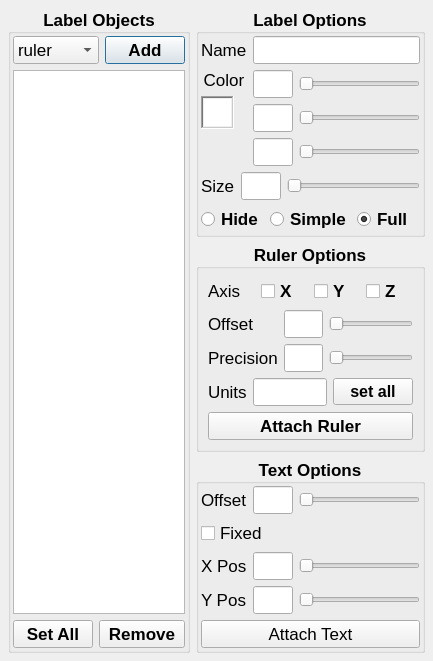
Qt form src/qt_gui/ui/labelDialog.ui (fredwbacon/OpenVSP) before a commit.
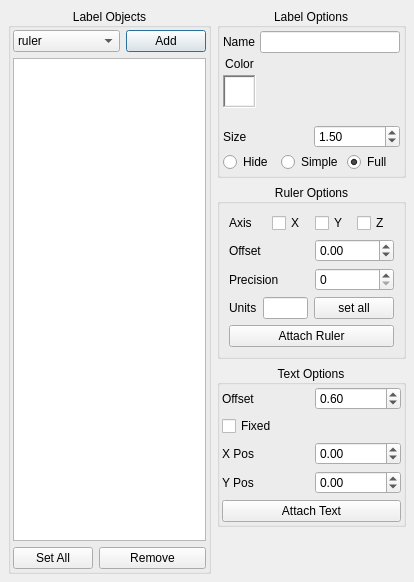
The same form after that commit. Custom widgets are drawn as their Qt base class.

The edit to the form file:
```diff
--- a/src/qt_gui/ui/labelDialog.ui
+++ b/src/qt_gui/ui/labelDialog.ui
@@ -6,8 +6,8 @@
    <rect>
     <x>0</x>
     <y>0</y>
-    <width>433</width>
-    <height>654</height>
+    <width>414</width>
+    <height>582</height>
    </rect>
   </property>
   <property name="windowTitle">
@@ -27,17 +27,10 @@
     <number>8</number>
    </property>
    <property name="horizontalSpacing">
-    <number>-1</number>
+    <number>6</number>
    </property>
    <item row="0" column="0" rowspan="4">
     <widget class="QGroupBox" name="gbLabels">
-     <property name="font">
-      <font>
-       <pointsize>13</pointsize>
-       <weight>75</weight>
-       <bold>true</bold>
-      </font>
-     </property>
      <property name="title">
       <string>Label Objects</string>
      </property>
@@ -107,287 +100,8 @@
      </layout>
     </widget>
    </item>
-   <item row="0" column="1">
-    <widget class="QGroupBox" name="commonOptions">
-     <property name="font">
-      <font>
-       <pointsize>13</pointsize>
-       <weight>75</weight>
-       <bold>true</bold>
-      </font>
-     </property>
-     <property name="title">
-      <string>Label Options</string>
-     </property>
-     <property name="alignment">
-      <set>Qt::AlignCenter</set>
-     </property>
-     <layout class="QGridLayout" name="gridLayout_2">
-      <property name="leftMargin">
-       <number>2</number>
-      </property>
-      <property name="topMargin">
-       <number>2</number>
-      </property>
-      <property name="rightMargin">
-       <number>2</number>
-      </property>
-      <property name="bottomMargin">
-       <number>2</number>
-      </property>
-      <item row="0" column="0">
-       <widget class="QLabel" name="label_3">
-        <property name="font">
-         <font>
-          <weight>50</weight>
-          <bold>false</bold>
-         </font>
-        </property>
-        <property name="text">
-         <string>Name</string>
-        </property>
-       </widget>
-      </item>
-      <item row="0" column="1">
-       <widget class="QLineEdit" name="nameInput"/>
-      </item>
-      <item row="1" column="0" rowspan="3">
-       <layout class="QVBoxLayout" name="verticalLayout">
-        <item>
-         <widget class="QLabel" name="label_4">
-          <property name="sizePolicy">
-           <sizepolicy hsizetype="Preferred" vsizetype="Maximum">
-            <horstretch>0</horstretch>
-            <verstretch>0</verstretch>
-           </sizepolicy>
-          </property>
-          <property name="font">
-           <font>
-            <weight>50</weight>
-            <bold>false</bold>
-           </font>
-          </property>
-          <property name="text">
-           <string>Color</string>
-          </property>
-          <property name="alignment">
-           <set>Qt::AlignCenter</set>
-          </property>
-         </widget>
-        </item>
-        <item>
-         <widget class="QFrame" name="colorBox">
-          <property name="sizePolicy">
-           <sizepolicy hsizetype="Preferred" vsizetype="Preferred">
-            <horstretch>0</horstretch>
-            <verstretch>0</verstretch>
-           </sizepolicy>
-          </property>
-          <property name="minimumSize">
-           <size>
-            <width>33</width>
-            <height>33</height>
-           </size>
-          </property>
-          <property name="maximumSize">
-           <size>
-            <width>33</width>
-            <height>33</height>
-           </size>
-          </property>
-          <property name="autoFillBackground">
-           <bool>true</bool>
-          </property>
-          <property name="frameShape">
-           <enum>QFrame::WinPanel</enum>
-          </property>
-          <property name="frameShadow">
-           <enum>QFrame::Sunken</enum>
-          </property>
-          <layout class="QVBoxLayout" name="verticalLayout_4">
-           <property name="spacing">
-            <number>0</number>
-           </property>
-           <property name="leftMargin">
-            <number>1</number>
-           </property>
-           <property name="topMargin">
-            <number>1</number>
-           </property>
-           <property name="rightMargin">
-            <number>1</number>
-           </property>
-           <property name="bottomMargin">
-            <number>1</number>
-           </property>
-           <item>
-            <widget class="QLabel" name="ColorPool">
-             <property name="autoFillBackground">
-              <bool>false</bool>
-             </property>
-             <property name="styleSheet">
-              <string notr="true">background-color: rgb(255,255,255)</string>
-             </property>
-             <property name="text">
-              <string notr="true"/>
-             </property>
-            </widget>
-           </item>
-          </layout>
-         </widget>
-        </item>
-        <item>
-         <spacer name="verticalSpacer_2">
-          <property name="orientation">
-           <enum>Qt::Vertical</enum>
-          </property>
-          <property name="sizeHint" stdset="0">
-           <size>
-            <width>32</width>
-            <height>13</height>
-           </size>
-          </property>
-         </spacer>
-        </item>
-       </layout>
-      </item>
-      <item row="1" column="1">
-       <layout class="QHBoxLayout" name="horizontalLayout">
-        <item>
-         <widget class="QLineEdit" name="redValue">
-          <property name="maximumSize">
-           <size>
-            <width>40</width>
-            <height>16777215</height>
-           </size>
-          </property>
-         </widget>
-        </item>
-        <item>
-         <widget class="QSlider" name="redSlider">
-          <property name="orientation">
-           <enum>Qt::Horizontal</enum>
-          </property>
-         </widget>
-        </item>
-       </layout>
-      </item>
-      <item row="2" column="1">
-       <layout class="QHBoxLayout" name="horizontalLayout_2">
-        <item>
-         <widget class="QLineEdit" name="greenValue">
-          <property name="maximumSize">
-           <size>
-            <width>40</width>
-            <height>16777215</height>
-           </size>
-          </property>
-         </widget>
-        </item>
-        <item>
-         <widget class="QSlider" name="greenSlider">
-          <property name="orientation">
-           <enum>Qt::Horizontal</enum>
-          </property>
-         </widget>
-        </item>
-       </layout>
-      </item>
-      <item row="3" column="1">
-       <layout class="QHBoxLayout" name="horizontalLayout_3">
-        <item>
-         <widget class="QLineEdit" name="blueValue">
-          <property name="maximumSize">
-           <size>
-            <width>40</width>
-            <height>16777215</height>
-           </size>
-          </property>
-         </widget>
-        </item>
-        <item>
-         <widget class="QSlider" name="blueSlider">
-          <property name="orientation">
-           <enum>Qt::Horizontal</enum>
-          </property>
-         </widget>
-        </item>
-       </layout>
-      </item>
-      <item row="4" column="0" colspan="2">
-       <layout class="QHBoxLayout" name="horizontalLayout_4">
-        <item>
-         <widget class="QLabel" name="label_5">
-          <property name="font">
-           <font>
-            <weight>50</weight>
-            <bold>false</bold>
-           </font>
-          </property>
-          <property name="text">
-           <string>Size</string>
-          </property>
-         </widget>
-        </item>
-        <item>
-         <widget class="QLineEdit" name="textSizeValue">
-          <property name="maximumSize">
-           <size>
-            <width>40</width>
-            <height>16777215</height>
-           </size>
-          </property>
-         </widget>
-        </item>
-        <item>
-         <widget class="QSlider" name="textSizeSlider">
-          <property name="orientation">
-           <enum>Qt::Horizontal</enum>
-          </property>
-         </widget>
-        </item>
-       </layout>
-      </item>
-      <item row="5" column="0" colspan="2">
-       <layout class="QHBoxLayout" name="horizontalLayout_5">
-        <item>
-         <widget class="QRadioButton" name="hideButton">
-          <property name="text">
-           <string>Hide</string>
-          </property>
-         </widget>
-        </item>
-        <item>
-         <widget class="QRadioButton" name="showButton">
-          <property name="text">
-           <string>Simple</string>
-          </property>
-         </widget>
-        </item>
-        <item>
-         <widget class="QRadioButton" name="highlightButton">
-          <property name="text">
-           <string>Full</string>
-          </property>
-          <property name="checked">
-           <bool>true</bool>
-          </property>
-         </widget>
-        </item>
-       </layout>
-      </item>
-     </layout>
-    </widget>
-   </item>
    <item row="1" column="1">
     <widget class="QGroupBox" name="rulerOptions">
-     <property name="font">
-      <font>
-       <pointsize>13</pointsize>
-       <weight>75</weight>
-       <bold>true</bold>
-      </font>
-     </property>
      <property name="title">
       <string>Ruler Options</string>
      </property>
@@ -448,23 +162,6 @@
           </property>
          </widget>
         </item>
-        <item row="0" column="1">
-         <widget class="QLineEdit" name="rulerOffsetValue">
-          <property name="maximumSize">
-           <size>
-            <width>40</width>
-            <height>16777215</height>
-           </size>
-          </property>
-         </widget>
-        </item>
-        <item row="0" column="2">
-         <widget class="QSlider" name="rulerOffsetSlider">
-          <property name="orientation">
-           <enum>Qt::Horizontal</enum>
-          </property>
-         </widget>
-        </item>
         <item row="1" column="0">
          <widget class="QLabel" name="label_13">
           <property name="font">
@@ -479,19 +176,22 @@
          </widget>
         </item>
         <item row="1" column="1">
-         <widget class="QLineEdit" name="precisionValue">
-          <property name="maximumSize">
-           <size>
-            <width>40</width>
-            <height>16777215</height>
-           </size>
+         <widget class="QSpinBox" name="rulerPrecision">
+          <property name="maximum">
+           <number>8</number>
           </property>
          </widget>
         </item>
-        <item row="1" column="2">
-         <widget class="QSlider" name="precisionSlider">
-          <property name="orientation">
-           <enum>Qt::Horizontal</enum>
+        <item row="0" column="1">
+         <widget class="QDoubleSpinBox" name="rulerOffset">
+          <property name="minimum">
+           <double>-1.000000000000000</double>
+          </property>
+          <property name="maximum">
+           <double>1.000000000000000</double>
+          </property>
+          <property name="singleStep">
+           <double>0.010000000000000</double>
           </property>
          </widget>
         </item>
@@ -517,11 +217,6 @@
         </item>
         <item>
          <widget class="QPushButton" name="setAIlUnitsButton">
-          <property name="font">
-           <font>
-            <pointsize>12</pointsize>
-           </font>
-          </property>
           <property name="text">
            <string>set all</string>
           </property>
@@ -541,13 +236,6 @@
    </item>
    <item row="2" column="1">
     <widget class="QGroupBox" name="textOptions">
-     <property name="font">
-      <font>
-       <pointsize>13</pointsize>
-       <weight>75</weight>
-       <bold>true</bold>
-      </font>
-     </property>
      <property name="title">
       <string>Text Options</string>
      </property>
@@ -583,19 +271,18 @@
          </widget>
         </item>
         <item>
-         <widget class="QLineEdit" name="textOffsetValue">
-          <property name="maximumSize">
-           <size>
-            <width>40</width>
-            <height>16777215</height>
-           </size>
+         <widget class="QDoubleSpinBox" name="doubleSpinBox">
+          <property name="minimum">
+           <double>-1.000000000000000</double>
           </property>
-         </widget>
-        </item>
-        <item>
-         <widget class="QSlider" name="textOffsetSlider">
-          <property name="orientation">
-           <enum>Qt::Horizontal</enum>
+          <property name="maximum">
+           <double>1.000000000000000</double>
+          </property>
+          <property name="singleStep">
+           <double>0.010000000000000</double>
+          </property>
+          <property name="value">
+           <double>0.600000000000000</double>
           </property>
          </widget>
         </item>
@@ -630,19 +317,15 @@
          </widget>
         </item>
         <item>
-         <widget class="QLineEdit" name="xPosValue">
-          <property name="maximumSize">
-           <size>
-            <width>40</width>
-            <height>16777215</height>
-           </size>
+         <widget class="QDoubleSpinBox" name="xTextPosition">
+          <property name="minimum">
+           <double>-1.000000000000000</double>
           </property>
-         </widget>
-        </item>
-        <item>
-         <widget class="QSlider" name="xPosSlider">
-          <property name="orientation">
-           <enum>Qt::Horizontal</enum>
+          <property name="maximum">
+           <double>1.000000000000000</double>
+          </property>
+          <property name="singleStep">
+           <double>0.010000000000000</double>
           </property>
          </widget>
         </item>
@@ -664,19 +347,15 @@
          </widget>
         </item>
         <item>
-         <widget class="QLineEdit" name="yPosValue">
-          <property name="maximumSize">
-           <size>
-            <width>40</width>
-            <height>16777215</height>
-           </size>
+         <widget class="QDoubleSpinBox" name="yTextPosition">
+          <property name="minimum">
+           <double>-1.000000000000000</double>
           </property>
-         </widget>
-        </item>
-        <item>
-         <widget class="QSlider" name="yPosSlider">
-          <property name="orientation">
-           <enum>Qt::Horizontal</enum>
+          <property name="maximum">
+           <double>1.000000000000000</double>
+          </property>
+          <property name="singleStep">
+           <double>0.010000000000000</double>
           </property>
          </widget>
         </item>
@@ -711,8 +390,228 @@
      </property>
     </spacer>
    </item>
-  </layout>
- </widget>
+   <item row="0" column="1">
+    <widget class="QGroupBox" name="commonOptions">
+     <property name="title">
+      <string>Label Options</string>
+     </property>
+     <property name="alignment">
+      <set>Qt::AlignCenter</set>
+     </property>
+     <layout class="QGridLayout" name="gridLayout_2">
+      <property name="leftMargin">
+       <number>3</number>
+      </property>
+      <property name="topMargin">
+       <number>3</number>
+      </property>
+      <property name="rightMargin">
+       <number>3</number>
+      </property>
+      <property name="bottomMargin">
+       <number>3</number>
+      </property>
+      <property name="spacing">
+       <number>4</number>
+      </property>
+      <item row="3" column="1">
+       <widget class="QariSliderInput" name="blueInput"/>
+      </item>
+      <item row="4" column="0" colspan="2">
+       <layout class="QHBoxLayout" name="horizontalLayout_4">
+        <item>
+         <widget class="QLabel" name="tlSize">
+          <property name="font">
+           <font>
+            <weight>50</weight>
+            <bold>false</bold>
+           </font>
+          </property>
+          <property name="text">
+           <string>Size</string>
+          </property>
+         </widget>
+        </item>
+        <item>
+         <widget class="QDoubleSpinBox" name="textSize">
+          <property name="minimum">
+           <double>0.100000000000000</double>
+          </property>
+          <property name="maximum">
+           <double>5.000000000000000</double>
+          </property>
+          <property name="singleStep">
+           <double>0.100000000000000</double>
+          </property>
+          <property name="value">
+           <double>1.500000000000000</double>
+          </property>
+         </widget>
+        </item>
+       </layout>
+      </item>
+      <item row="0" column="1">
+       <widget class="QLineEdit" name="nameInput"/>
+      </item>
+      <item row="1" column="0" rowspan="3">
+       <layout class="QVBoxLayout" name="verticalLayout">
+        <item>
+         <widget class="QLabel" name="tlColor">
+          <property name="sizePolicy">
+           <sizepolicy hsizetype="Preferred" vsizetype="Maximum">
+            <horstretch>0</horstretch>
+            <verstretch>0</verstretch>
+           </sizepolicy>
+          </property>
+          <property name="font">
+           <font>
+            <weight>50</weight>
+            <bold>false</bold>
+           </font>
+          </property>
+          <property name="text">
+           <string>Color</string>
+          </property>
+          <property name="alignment">
+           <set>Qt::AlignCenter</set>
+          </property>
+         </widget>
+        </item>
+        <item>
+         <widget class="QFrame" name="colorBox">
+          <property name="sizePolicy">
+           <sizepolicy hsizetype="Preferred" vsizetype="Preferred">
+            <horstretch>0</horstretch>
+            <verstretch>0</verstretch>
+           </sizepolicy>
+          </property>
+          <property name="minimumSize">
+           <size>
+            <width>33</width>
+            <height>33</height>
+           </size>
+          </property>
+          <property name="maximumSize">
+           <size>
+            <width>33</width>
+            <height>33</height>
+           </size>
+          </property>
+          <property name="autoFillBackground">
+           <bool>true</bool>
+          </property>
+          <property name="frameShape">
+           <enum>QFrame::WinPanel</enum>
+          </property>
+          <property name="frameShadow">
+           <enum>QFrame::Sunken</enum>
+          </property>
+          <layout class="QVBoxLayout" name="verticalLayout_4">
+           <property name="spacing">
+            <number>0</number>
+           </property>
+           <property name="leftMargin">
+            <number>1</number>
+           </property>
+           <property name="topMargin">
+            <number>1</number>
+           </property>
+           <property name="rightMargin">
+            <number>1</number>
+           </property>
+           <property name="bottomMargin">
+            <number>1</number>
+           </property>
+           <item>
+            <widget class="QLabel" name="ColorPool">
+             <property name="autoFillBackground">
+              <bool>false</bool>
+             </property>
+             <property name="styleSheet">
+              <string notr="true">background-color: rgb(255,255,255)</string>
+             </property>
+             <property name="text">
+              <string notr="true"/>
+             </property>
+            </widget>
+           </item>
+          </layout>
+         </widget>
+        </item>
+        <item>
+         <spacer name="verticalSpacer_2">
+          <property name="orientation">
+           <enum>Qt::Vertical</enum>
+          </property>
+          <property name="sizeHint" stdset="0">
+           <size>
+            <width>32</width>
+            <height>13</height>
+           </size>
+          </property>
+         </spacer>
+        </item>
+       </layout>
+      </item>
+      <item row="0" column="0">
+       <widget class="QLabel" name="tlName">
+        <property name="font">
+         <font>
+          <weight>50</weight>
+          <bold>false</bold>
+         </font>
+        </property>
+        <property name="text">
+         <string>Name</string>
+        </property>
+       </widget>
+      </item>
+      <item row="1" column="1">
+       <widget class="QariSliderInput" name="redInput"/>
+      </item>
+      <item row="2" column="1">
+       <widget class="QariSliderInput" name="greenInput"/>
+      </item>
+      <item row="5" column="0" colspan="2">
+       <layout class="QHBoxLayout" name="horizontalLayout_5">
+        <item>
+         <widget class="QRadioButton" name="hideButton">
+          <property name="text">
+           <string>Hide</string>
+          </property>
+         </widget>
+        </item>
+        <item>
+         <widget class="QRadioButton" name="showButton">
+          <property name="text">
+           <string>Simple</string>
+          </property>
+         </widget>
+        </item>
+        <item>
+         <widget class="QRadioButton" name="highlightButton">
+          <property name="text">
+           <string>Full</string>
+          </property>
+          <property name="checked">
+           <bool>true</bool>
+          </property>
+         </widget>
+        </item>
+       </layout>
+      </item>
+     </layout>
+    </widget>
+   </item>
+  </layout>
+ </widget>
+ <customwidgets>
+  <customwidget>
+   <class>QariSliderInput</class>
+   <extends>QWidget</extends>
+   <header>qarisliderinput.h</header>
+  </customwidget>
+ </customwidgets>
  <resources/>
  <connections/>
 </ui>
```
Left out of the diff: 42 changed lines with no effect on the pictures.
